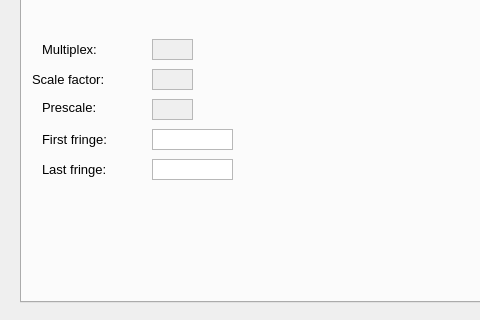
First picture: the form in gui/compute.ui, repository milosvalko/Agdas, before the edit; both pictures show x 0 to 480 and y 428 to 748 of the 979 by 748 pixel window.
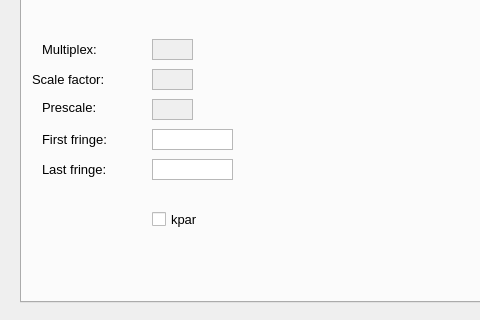
Second picture: the form after the edit.

Patch:
```diff
--- a/gui/compute.ui
+++ b/gui/compute.ui
@@ -593,6 +593,19 @@
       </rect>
      </property>
     </widget>
+    <widget class="QCheckBox" name="kpar">
+     <property name="geometry">
+      <rect>
+       <x>130</x>
+       <y>590</y>
+       <width>81</width>
+       <height>20</height>
+      </rect>
+     </property>
+     <property name="text">
+      <string>kpar</string>
+     </property>
+    </widget>
    </widget>
    <widget class="QWidget" name="tab_3">
     <attribute name="title">
```
